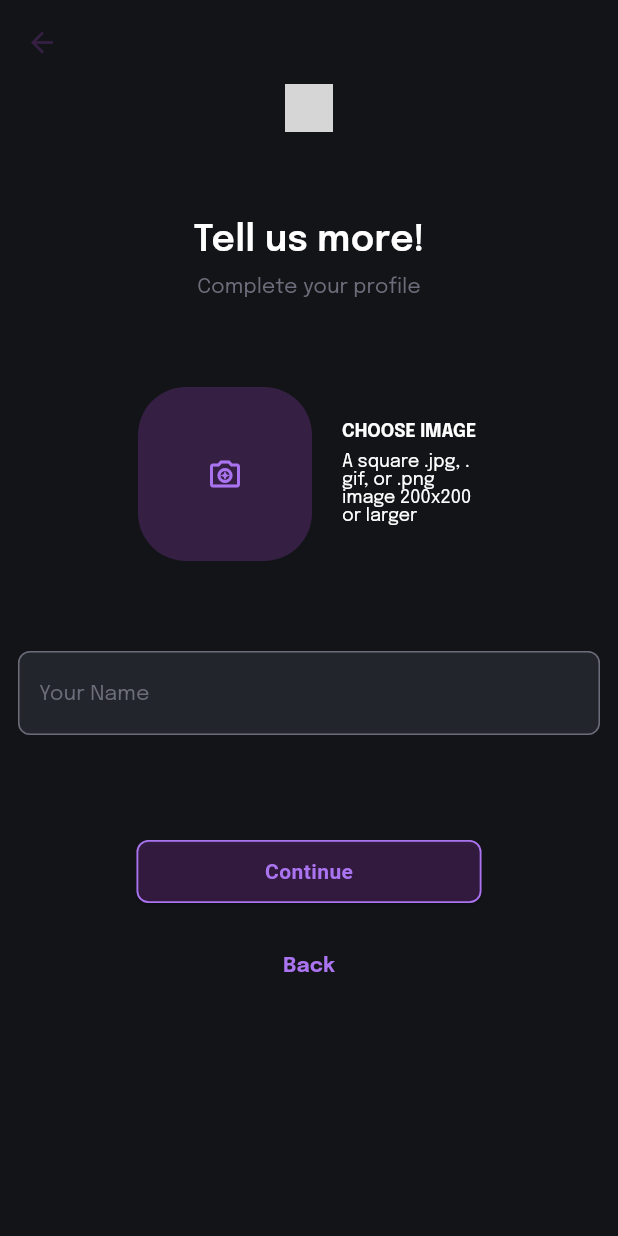
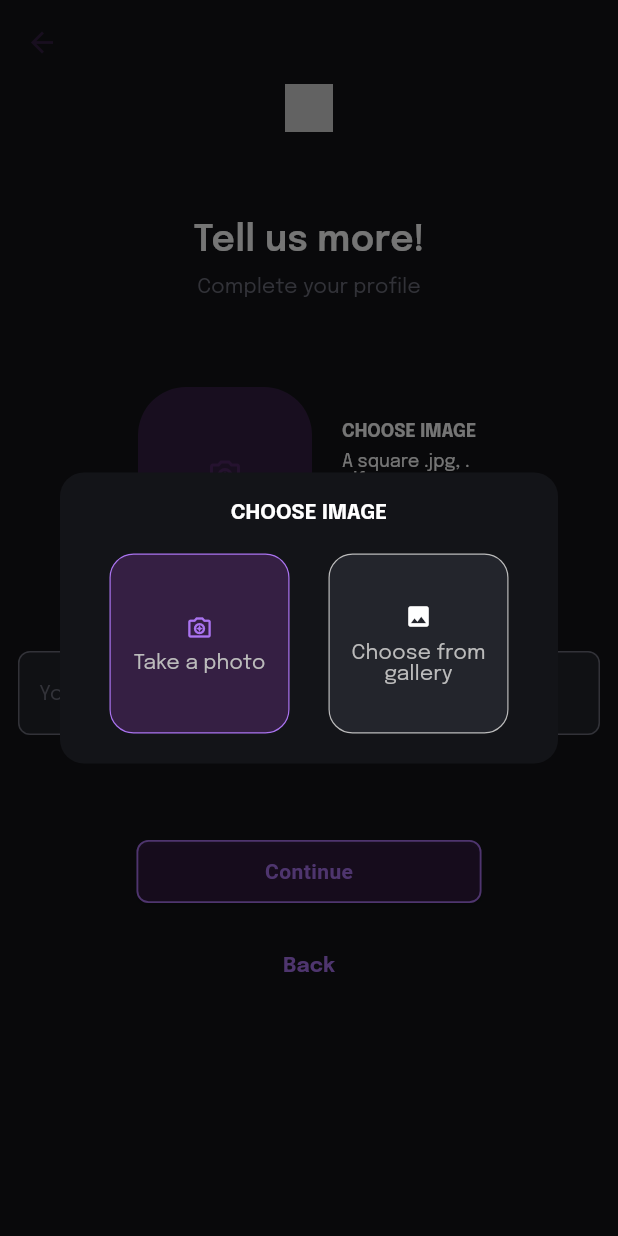
Before and after one commit to AdlanDaniel/vision_app, a Flutter app: the OnBoardUserPage screen opened directly with empty values, after a tap on the "camera enhance" icon, on a phone screen of 412 x 824 dp. Run offline on Flutter 3.47's test engine with Material 3 defaults, Android fonts, the phone set to English and light mode, and no system bars; our stand-ins replace dartz, dio, equatable, firebase_auth, firebase_core, firebase_storage and 11 more; missing offline and left inert: svg_flutter; accounts and stored records are empty; generated files the repository leaves out were written again; grey boxes are pictures that could not be loaded.

Commit message:
feat/image_widget_on_boarding

```diff
--- /dev/null
+++ b/lib/core/ui/widgets/vision_box_choose_image.dart
@@ -0,0 +1,147 @@
+import 'dart:typed_data';
+
+import 'package:flutter/material.dart';
+import 'package:image_picker/image_picker.dart';
+import 'package:vision_app/core/ui/theme/vision_colors.dart';
+import 'package:vision_app/core/ui/widgets/vision_pick_image.dart';
+import 'package:vision_app/core/utils/constants/sizes/sizes.dart';
+
+class VisionBoxChooseImage extends StatefulWidget {
+  final Function(XFile?) onSelectedImage;
+  const VisionBoxChooseImage({super.key, required this.onSelectedImage});
+
+  @override
+  State<VisionBoxChooseImage> createState() => _VisionBoxChooseImageState();
+}
+
+class _VisionBoxChooseImageState extends State<VisionBoxChooseImage> {
+  Uint8List? _imageBytes;
+
+  Future<void> _loadImageBytes(XFile? image) async {
+    if (image != null) {
+      final bytes = await image.readAsBytes();
+      setState(() {
+        _imageBytes = bytes;
+      });
+    }
+  }
+
+  @override
+  Widget build(BuildContext context) {
+    return Row(
+      mainAxisAlignment: MainAxisAlignment.center,
+      children: [
+        Container(
+          width: 116,
+          height: 116,
+          alignment: Alignment.center,
+
+          decoration: BoxDecoration(
+            image: (_imageBytes != null && _imageBytes!.isNotEmpty)
+                ? DecorationImage(
+                    image: MemoryImage(_imageBytes!),
+                    fit: BoxFit.cover,
+                  )
+                : null,
+            shape: BoxShape.rectangle,
+            borderRadius: BorderRadius.circular(VisionSizes.largeL32),
+            color: VisionColors.primary,
+          ),
+
+          child: IconButton(
+            onPressed: () {
+              showDialog(
+                context: context,
+                builder: (BuildContext context) {
+                  return _optionsPickImage();
+                },
+              );
+            },
+            icon: Icon(
+              Icons.camera_enhance_outlined,
+              size: 24,
+              color: VisionColors.primary,
+            ),
+          ),
+        ),
+        const SizedBox(width: VisionSizes.mediumM20),
+        SizedBox(
+          width: 92,
+          child: Column(
+            crossAxisAlignment: CrossAxisAlignment.start,
+            children: [
+              Text(
+                'CHOOSE IMAGE',
+
+                style: Theme.of(context).textTheme.bodySmall?.copyWith(
+                  color: VisionColors.onBackground,
+                  fontWeight: FontWeight.w700,
+                ),
+              ),
+              const SizedBox(height: VisionSizes.smallS8),
+              Text(
+                'A square .jpg, .gif, or .png image 200x200 or larger',
+                softWrap: true,
+                style: Theme.of(context).textTheme.bodySmall?.copyWith(
+                  color: VisionColors.onBackground,
+                  fontWeight: FontWeight.w400,
+                ),
+              ),
+            ],
+          ),
+        ),
+      ],
+    );
+  }
+
+  Widget _optionsPickImage() {
+    return Dialog(
+      backgroundColor: VisionColors.background,
+      shape: RoundedRectangleBorder(borderRadius: BorderRadius.circular(16)),
+      child: Padding(
+        padding: const EdgeInsets.all(20),
+        child: Column(
+          mainAxisSize: MainAxisSize.min,
+          children: [
+            const Text(
+              "CHOOSE IMAGE",
+              style: TextStyle(
+                color: Colors.white,
+                fontWeight: FontWeight.bold,
+              ),
+            ),
+            const SizedBox(height: 20),
+
+            // Botões de opção
+            Row(
+              mainAxisAlignment: MainAxisAlignment.spaceAround,
+              children: [
+                VisionPickImage(
+                  label: "Take a photo",
+                  isFromCamera: true,
+
+                  icon: Icons.camera_enhance_outlined,
+                  color: VisionColors.primary,
+                  onImageSelected: (image) {
+                    _loadImageBytes(image);
+                    widget.onSelectedImage(image);
+                  },
+                ),
+                VisionPickImage(
+                  label: "Choose from gallery",
+                  icon: Icons.photo,
+                  isFromCamera: false,
+                  color: VisionColors.secondary,
+                  onImageSelected: (image) {
+                    _loadImageBytes(image);
+                    widget.onSelectedImage(image);
+                  },
+                ),
+              ],
+            ),
+          ],
+        ),
+      ),
+    );
+  }
+}
--- /dev/null
+++ b/lib/core/ui/widgets/vision_pick_image.dart
@@ -0,0 +1,68 @@
+// ignore_for_file: public_member_api_docs, sort_constructors_first
+import 'package:flutter/material.dart';
+import 'package:image_picker/image_picker.dart';
+import 'package:vision_app/core/ui/theme/vision_colors.dart';
+
+class VisionPickImage extends StatelessWidget {
+  final String label;
+  final IconData icon;
+  final Color color;
+  final bool isFromCamera; //camera ou galeria
+  final Function(XFile?) onImageSelected;
+
+  const VisionPickImage({
+    super.key,
+    required this.label,
+    required this.icon,
+    required this.color,
+    required this.onImageSelected,
+    this.isFromCamera = true,
+  });
+
+  Future<void> _pickImage() async {
+    final ImagePicker picker = ImagePicker();
+    ImageSource source = isFromCamera
+        ? ImageSource.camera
+        : ImageSource.gallery;
+    final XFile? image = await picker.pickImage(source: source);
+    onImageSelected(image);
+  }
+
+  @override
+  Widget build(BuildContext context) {
+    return GestureDetector(
+      onTap: () {
+        _pickImage();
+        Navigator.of(context).pop();
+      },
+      child: Container(
+        width: 120,
+        height: 120,
+        decoration: BoxDecoration(
+          color: color,
+          borderRadius: BorderRadius.circular(16),
+          border: Border.all(
+            color: isFromCamera ? VisionColors.onPrimary : VisionColors.surface,
+            width: 0.8,
+          ),
+        ),
+        child: Column(
+          mainAxisAlignment: MainAxisAlignment.center,
+          children: [
+            Icon(
+              icon,
+              color: isFromCamera ? VisionColors.onPrimary : Colors.white,
+              size: 18,
+            ),
+            const SizedBox(height: 8),
+            Text(
+              label,
+              style: const TextStyle(color: VisionColors.surface),
+              textAlign: TextAlign.center,
+            ),
+          ],
+        ),
+      ),
+    );
+  }
+}
--- a/lib/features/auth/pages/on_board/page/on_board_page.dart
+++ b/lib/features/auth/pages/on_board/page/on_board_page.dart
@@ -3,6 +3,7 @@ import 'package:flutter_mobx/flutter_mobx.dart';
 import 'package:svg_flutter/svg.dart';
 import 'package:vision_app/core/injection/injection.dart';
 import 'package:vision_app/core/ui/theme/vision_colors.dart';
+import 'package:vision_app/core/ui/widgets/vision_box_choose_image.dart';
 import 'package:vision_app/core/ui/widgets/vision_button.dart';
 import 'package:vision_app/core/ui/widgets/vision_text_form.dart';
 import 'package:vision_app/core/utils/constants/assets.dart';
@@ -73,13 +74,12 @@ class _OnBoardUserPageState extends State<OnBoardUserPage> {
                   style: Theme.of(context).textTheme.titleMedium,
                 ),
                 const SizedBox(height: VisionSizes.largeL60),
-
-                _boxChoosePhotoWidget(),
+                VisionBoxChooseImage(onSelectedImage: _controller.sePhotoUser),
                 const SizedBox(height: VisionSizes.largeL60),
 
                 VisionTextForm(
                   label: 'Your Name',
-                  controller: _nameEC,
+                  onChanged: _controller.setName,
                   validator: _controller.validateNome,
                 ),
 
@@ -117,9 +117,8 @@ class _OnBoardUserPageState extends State<OnBoardUserPage> {
 
   Future<void> _finishOnBoard() async {
       if (_formKey.currentState!.validate()) {
-      final name = _nameEC.text;
 
-      final result = await _controller.finishOnBoarding(name);
+        final result = await _controller.finishOnBoarding();
         result.fold(
           (error) {
             ScaffoldMessenger.of(context).showSnackBar(
@@ -146,56 +145,107 @@ class _OnBoardUserPageState extends State<OnBoardUserPage> {
       }
   }
 
-  Widget _boxChoosePhotoWidget() {
-    return Row(
-      mainAxisAlignment: MainAxisAlignment.center,
-      children: [
-        Container(
-          width: 116,
-          height: 116,
-          alignment: Alignment.center,
+  // Widget _boxChoosePhotoWidget() {
+  //   return Row(
+  //     mainAxisAlignment: MainAxisAlignment.center,
+  //     children: [
+  //       Container(
+  //         width: 116,
+  //         height: 116,
+  //         alignment: Alignment.center,
 
-          decoration: BoxDecoration(
-            shape: BoxShape.rectangle,
-            borderRadius: BorderRadius.circular(VisionSizes.largeL32),
-            color: VisionColors.primary,
-          ),
-          child: IconButton(
-            onPressed: () {},
-            icon: Icon(
-              Icons.camera_enhance_outlined,
-              size: 24,
-              color: VisionColors.onPrimary,
-            ),
-          ),
-        ),
-        const SizedBox(width: VisionSizes.mediumM20),
-        SizedBox(
-          width: 92,
-          child: Column(
-            crossAxisAlignment: CrossAxisAlignment.start,
-            children: [
-              Text(
-                'CHOOSE IMAGE',
+  //         decoration: BoxDecoration(
+  //           shape: BoxShape.rectangle,
+  //           borderRadius: BorderRadius.circular(VisionSizes.largeL32),
+  //           color: VisionColors.primary,
+  //         ),
+  //         child: IconButton(
+  //           onPressed: () {
+  //             showDialog(
+  //               context: context,
+  //               builder: (BuildContext context) {
+  //                 return _optionsPickImage();
+  //               },
+  //             );
+  //           },
+  //           icon: Icon(
+  //             Icons.camera_enhance_outlined,
+  //             size: 24,
+  //             color: VisionColors.onPrimary,
+  //           ),
+  //         ),
+  //       ),
+  //       const SizedBox(width: VisionSizes.mediumM20),
+  //       SizedBox(
+  //         width: 92,
+  //         child: Column(
+  //           crossAxisAlignment: CrossAxisAlignment.start,
+  //           children: [
+  //             Text(
+  //               'CHOOSE IMAGE',
 
-                style: Theme.of(context).textTheme.bodySmall?.copyWith(
-                  color: VisionColors.onBackground,
-                  fontWeight: FontWeight.w700,
-                ),
-              ),
-              const SizedBox(height: VisionSizes.smallS8),
-              Text(
-                'A square .jpg, .gif, or .png image 200x200 or larger',
-                softWrap: true,
-                style: Theme.of(context).textTheme.bodySmall?.copyWith(
-                  color: VisionColors.onBackground,
-                  fontWeight: FontWeight.w400,
-                ),
-              ),
-            ],
-          ),
-        ),
-      ],
-    );
+  //               style: Theme.of(context).textTheme.bodySmall?.copyWith(
+  //                 color: VisionColors.onBackground,
+  //                 fontWeight: FontWeight.w700,
+  //               ),
+  //             ),
+  //             const SizedBox(height: VisionSizes.smallS8),
+  //             Text(
+  //               'A square .jpg, .gif, or .png image 200x200 or larger',
+  //               softWrap: true,
+  //               style: Theme.of(context).textTheme.bodySmall?.copyWith(
+  //                 color: VisionColors.onBackground,
+  //                 fontWeight: FontWeight.w400,
+  //               ),
+  //             ),
+  //           ],
+  //         ),
+  //       ),
+  //     ],
+  //   );
+  // }
+
+  // Widget _optionsPickImage(){
+  //    return Dialog(
+  //     backgroundColor: const Color(0xFF1A1A1A),
+  //     shape: RoundedRectangleBorder(borderRadius: BorderRadius.circular(16)),
+  //     child: Padding(
+  //       padding: const EdgeInsets.all(20),
+  //       child: Column(
+  //         mainAxisSize: MainAxisSize.min,
+  //         children: [
+  //           const Text(
+  //             "CHOOSE IMAGE",
+  //             style: TextStyle(
+  //               color: Colors.white,
+  //               fontWeight: FontWeight.bold,
+  //             ),
+  //           ),
+  //           const SizedBox(height: 20),
+
+  //           // Botões de opção
+  //           Row(
+  //             mainAxisAlignment: MainAxisAlignment.spaceAround,
+  //             children: [
+  //               VisionPickImage(
+  //                 label: "Take a photo",
+  //                 isFromCamera: true,
+  //                 icon: Icons.camera_alt,
+  //                 color: Colors.deepPurple,
+  //                 onImageSelected: (image){},
+  //               ),
+  //               VisionPickImage(
+  //                 label: "Choose from gallery",
+  //                 icon: Icons.photo,
+  //                 color: Colors.grey[800]!,
+  //                 onImageSelected: (image){},
+  //               ),
+  //             ],
+  //           ),
+  //         ],
+  //       ),
+  //     ),
+  //   );
+
+  // }
 }
-}
--- a/pubspec.yaml
+++ b/pubspec.yaml
@@ -54,6 +54,8 @@ dependencies:
   google_sign_in: ^6.3.0
   firebase_storage: ^13.0.1
   intl: ^0.20.2
+  image_picker: ^1.2.0
+  mime: ^2.0.0
 
 
 
```
Also changed, not shown: lib/core/ui/widgets/vision_avatar_profile.dart (added, +49 -0 lines), lib/features/auth/datasource/auth_datasource.dart (+13 -5 lines), lib/features/auth/pages/on_board/controller/on_board_controller.dart (+25 -4 lines), lib/features/auth/pages/register/page/register_page.dart (+20 -13 lines), lib/features/auth/repository/auth_repository.dart (+4 -3 lines), lib/features/auth/repository/model/on_boarding_model.dart (added, +21 -0 lines), lib/features/auth/pages/login/controller/login_controller.g.dart, lib/features/auth/pages/on_board/controller/on_board_controller.g.dart, pubspec.lock, 5 other files. Lines whose indentation alone changed are shown as unchanged.
